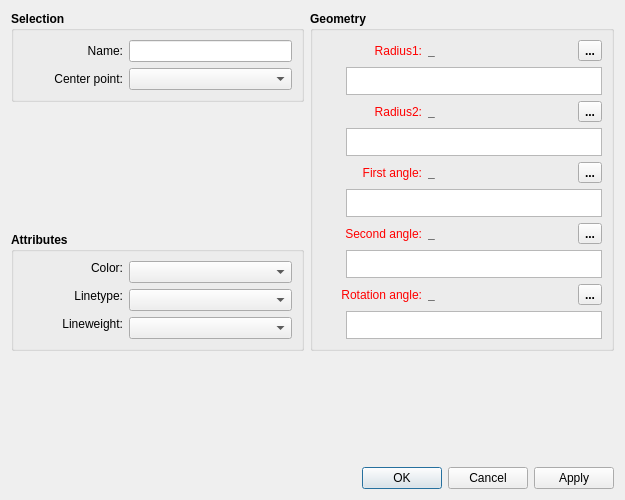
Qt form src/libs/vtools/dialogs/tools/dialogellipticalarc.ui (FashionFreedom/Seamly2D) before a commit.
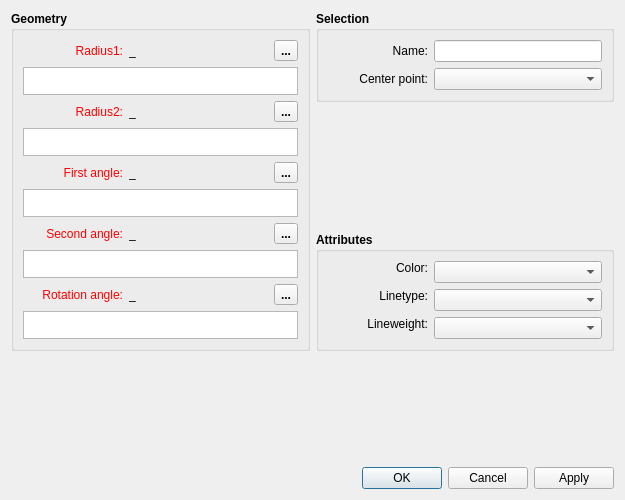
The same form after that commit. Icons and pictures are not drawn. Custom widgets are drawn as their Qt base class.

Patch:
```diff
--- a/src/libs/vtools/dialogs/tools/dialogellipticalarc.ui
+++ b/src/libs/vtools/dialogs/tools/dialogellipticalarc.ui
@@ -23,350 +23,12 @@
    <iconset resource="../../../vmisc/share/resources/icon.qrc">
     <normaloff>:/icon/64x64/icon64x64.png</normaloff>:/icon/64x64/icon64x64.png</iconset>
   </property>
-  <layout class="QVBoxLayout" name="verticalLayout_5">
+  <property name="modal">
+   <bool>true</bool>
+  </property>
+  <layout class="QVBoxLayout" name="verticalLayout">
    <item>
-    <layout class="QHBoxLayout" name="horizontalLayout_2">
-     <item>
-      <layout class="QVBoxLayout" name="verticalLayout_3">
-       <item>
-        <widget class="QGroupBox" name="selection_GroupBox">
-         <property name="sizePolicy">
-          <sizepolicy hsizetype="Expanding" vsizetype="Preferred">
-           <horstretch>0</horstretch>
-           <verstretch>0</verstretch>
-          </sizepolicy>
-         </property>
-         <property name="minimumSize">
-          <size>
-           <width>0</width>
-           <height>80</height>
-          </size>
-         </property>
-         <property name="font">
-          <font>
-           <pointsize>9</pointsize>
-           <bold>true</bold>
-          </font>
-         </property>
-         <property name="title">
-          <string>Selection</string>
-         </property>
-         <layout class="QVBoxLayout" name="verticalLayout">
-          <item>
-           <layout class="QFormLayout" name="formLayout">
-            <property name="labelAlignment">
-             <set>Qt::AlignRight|Qt::AlignTrailing|Qt::AlignVCenter</set>
-            </property>
-            <item row="0" column="0">
-             <widget class="QLabel" name="name_Label">
-              <property name="minimumSize">
-               <size>
-                <width>100</width>
-                <height>0</height>
-               </size>
-              </property>
-              <property name="font">
-               <font>
-                <pointsize>9</pointsize>
-                <bold>false</bold>
-               </font>
-              </property>
-              <property name="text">
-               <string>Name:</string>
-              </property>
-              <property name="alignment">
-               <set>Qt::AlignRight|Qt::AlignTrailing|Qt::AlignVCenter</set>
-              </property>
-             </widget>
-            </item>
-            <item row="0" column="1">
-             <widget class="QLineEdit" name="name_LineEdit">
-              <property name="minimumSize">
-               <size>
-                <width>80</width>
-                <height>0</height>
-               </size>
-              </property>
-              <property name="font">
-               <font>
-                <pointsize>9</pointsize>
-                <bold>false</bold>
-               </font>
-              </property>
-              <property name="readOnly">
-               <bool>true</bool>
-              </property>
-             </widget>
-            </item>
-            <item row="1" column="0">
-             <widget class="QLabel" name="centerPoint_Label">
-              <property name="sizePolicy">
-               <sizepolicy hsizetype="Fixed" vsizetype="Preferred">
-                <horstretch>0</horstretch>
-                <verstretch>0</verstretch>
-               </sizepolicy>
-              </property>
-              <property name="minimumSize">
-               <size>
-                <width>100</width>
-                <height>0</height>
-               </size>
-              </property>
-              <property name="font">
-               <font>
-                <pointsize>9</pointsize>
-                <bold>false</bold>
-               </font>
-              </property>
-              <property name="text">
-               <string>Center point:</string>
-              </property>
-              <property name="alignment">
-               <set>Qt::AlignRight|Qt::AlignTrailing|Qt::AlignVCenter</set>
-              </property>
-             </widget>
-            </item>
-            <item row="1" column="1">
-             <widget class="QComboBox" name="centerPoint_ComboBox">
-              <property name="minimumSize">
-               <size>
-                <width>80</width>
-                <height>0</height>
-               </size>
-              </property>
-              <property name="font">
-               <font>
-                <pointsize>9</pointsize>
-                <bold>false</bold>
-               </font>
-              </property>
-              <property name="toolTip">
-               <string>Select center point of the arc</string>
-              </property>
-             </widget>
-            </item>
-           </layout>
-          </item>
-         </layout>
-        </widget>
-       </item>
-       <item>
-        <spacer name="verticalSpacer_2">
-         <property name="orientation">
-          <enum>Qt::Vertical</enum>
-         </property>
-         <property name="sizeHint" stdset="0">
-          <size>
-           <width>20</width>
-           <height>40</height>
-          </size>
-         </property>
-        </spacer>
-       </item>
-       <item>
-        <widget class="QGroupBox" name="attributes_GroupBox_2">
-         <property name="minimumSize">
-          <size>
-           <width>240</width>
-           <height>0</height>
-          </size>
-         </property>
-         <property name="font">
-          <font>
-           <pointsize>9</pointsize>
-           <bold>true</bold>
-          </font>
-         </property>
-         <property name="title">
-          <string>Attributes</string>
-         </property>
-         <layout class="QVBoxLayout" name="verticalLayout_4">
-          <item>
-           <layout class="QFormLayout" name="formLayout_3">
-            <property name="labelAlignment">
-             <set>Qt::AlignRight|Qt::AlignTrailing|Qt::AlignVCenter</set>
-            </property>
-            <item row="1" column="0">
-             <widget class="QLabel" name="lineType_Label">
-              <property name="sizePolicy">
-               <sizepolicy hsizetype="MinimumExpanding" vsizetype="Fixed">
-                <horstretch>0</horstretch>
-                <verstretch>0</verstretch>
-               </sizepolicy>
-              </property>
-              <property name="minimumSize">
-               <size>
-                <width>100</width>
-                <height>0</height>
-               </size>
-              </property>
-              <property name="maximumSize">
-               <size>
-                <width>16777215</width>
-                <height>16777215</height>
-               </size>
-              </property>
-              <property name="font">
-               <font>
-                <pointsize>9</pointsize>
-                <bold>false</bold>
-               </font>
-              </property>
-              <property name="text">
-               <string>Linetype:</string>
-              </property>
-              <property name="alignment">
-               <set>Qt::AlignRight|Qt::AlignTrailing|Qt::AlignVCenter</set>
-              </property>
-             </widget>
-            </item>
-            <item row="1" column="1">
-             <widget class="LineTypeComboBox" name="lineType_ComboBox">
-              <property name="sizePolicy">
-               <sizepolicy hsizetype="Expanding" vsizetype="Fixed">
-                <horstretch>0</horstretch>
-                <verstretch>0</verstretch>
-               </sizepolicy>
-              </property>
-              <property name="minimumSize">
-               <size>
-                <width>80</width>
-                <height>0</height>
-               </size>
-              </property>
-              <property name="maximumSize">
-               <size>
-                <width>16777215</width>
-                <height>16777215</height>
-               </size>
-              </property>
-              <property name="font">
-               <font>
-                <pointsize>9</pointsize>
-                <bold>false</bold>
-               </font>
-              </property>
-             </widget>
-            </item>
-            <item row="2" column="0">
-             <widget class="QLabel" name="lineWeight_Label">
-              <property name="sizePolicy">
-               <sizepolicy hsizetype="MinimumExpanding" vsizetype="Fixed">
-                <horstretch>0</horstretch>
-                <verstretch>0</verstretch>
-               </sizepolicy>
-              </property>
-              <property name="minimumSize">
-               <size>
-                <width>100</width>
-                <height>0</height>
-               </size>
-              </property>
-              <property name="maximumSize">
-               <size>
-                <width>16777215</width>
-                <height>16777215</height>
-               </size>
-              </property>
-              <property name="font">
-               <font>
-                <pointsize>9</pointsize>
-                <bold>false</bold>
-               </font>
-              </property>
-              <property name="text">
-               <string>Lineweight:</string>
-              </property>
-              <property name="alignment">
-               <set>Qt::AlignRight|Qt::AlignTrailing|Qt::AlignVCenter</set>
-              </property>
-             </widget>
-            </item>
-            <item row="2" column="1">
-             <widget class="LineWeightComboBox" name="lineWeight_ComboBox">
-              <property name="sizePolicy">
-               <sizepolicy hsizetype="Expanding" vsizetype="Fixed">
-                <horstretch>0</horstretch>
-                <verstretch>0</verstretch>
-               </sizepolicy>
-              </property>
-              <property name="minimumSize">
-               <size>
-                <width>80</width>
-                <height>0</height>
-               </size>
-              </property>
-              <property name="font">
-               <font>
-                <pointsize>9</pointsize>
-                <bold>false</bold>
-               </font>
-              </property>
-             </widget>
-            </item>
-            <item row="0" column="0">
-             <widget class="QLabel" name="lineColor_Label">
-              <property name="sizePolicy">
-               <sizepolicy hsizetype="MinimumExpanding" vsizetype="Fixed">
-                <horstretch>0</horstretch>
-                <verstretch>0</verstretch>
-               </sizepolicy>
-              </property>
-              <property name="minimumSize">
-               <size>
-                <width>100</width>
-                <height>0</height>
-               </size>
-              </property>
-              <property name="maximumSize">
-               <size>
-                <width>16777215</width>
-                <height>16777215</height>
-               </size>
-              </property>
-              <property name="font">
-               <font>
-                <pointsize>9</pointsize>
-                <bold>false</bold>
-               </font>
-              </property>
-              <property name="text">
-               <string>Color:</string>
-              </property>
-              <property name="alignment">
-               <set>Qt::AlignRight|Qt::AlignTrailing|Qt::AlignVCenter</set>
-              </property>
-             </widget>
-            </item>
-            <item row="0" column="1">
-             <widget class="ColorComboBox" name="lineColor_ComboBox">
-              <property name="sizePolicy">
-               <sizepolicy hsizetype="Expanding" vsizetype="Fixed">
-                <horstretch>0</horstretch>
-                <verstretch>0</verstretch>
-               </sizepolicy>
-              </property>
-              <property name="minimumSize">
-               <size>
-                <width>80</width>
-                <height>0</height>
-               </size>
-              </property>
-              <property name="font">
-               <font>
-                <pointsize>9</pointsize>
-                <bold>false</bold>
-               </font>
-              </property>
-             </widget>
-            </item>
-           </layout>
-          </item>
-         </layout>
-        </widget>
-       </item>
-      </layout>
-     </item>
+    <layout class="QHBoxLayout" name="horizontalLayout">
      <item>
       <widget class="QGroupBox" name="geometry_GroupBox">
        <property name="sizePolicy">
@@ -466,6 +128,12 @@
               <height>0</height>
              </size>
             </property>
+            <property name="font">
+             <font>
+              <pointsize>9</pointsize>
+              <bold>false</bold>
+             </font>
+            </property>
             <property name="toolTip">
              <string>Value</string>
             </property>
@@ -510,71 +178,32 @@
          </layout>
         </item>
         <item>
-         <layout class="QHBoxLayout" name="horizontalLayout_9">
-          <property name="topMargin">
-           <number>0</number>
+         <widget class="ExpandingTextEdit" name="plainTextEditRadius1">
+          <property name="sizePolicy">
+           <sizepolicy hsizetype="Expanding" vsizetype="Preferred">
+            <horstretch>0</horstretch>
+            <verstretch>0</verstretch>
+           </sizepolicy>
           </property>
-          <property name="bottomMargin">
-           <number>0</number>
+          <property name="maximumSize">
+           <size>
+            <width>16777215</width>
+            <height>28</height>
+           </size>
           </property>
-          <item>
-           <widget class="QPushButton" name="radius1_PushButton">
-            <property name="maximumSize">
-             <size>
-              <width>18</width>
-              <height>18</height>
-             </size>
-            </property>
-            <property name="sizeIncrement">
-             <size>
-              <width>0</width>
-              <height>0</height>
-             </size>
-            </property>
-            <property name="toolTip">
-             <string>&lt;html&gt;&lt;head/&gt;&lt;body&gt;&lt;p&gt;Show full calculation in message box&lt;/p&gt;&lt;/body&gt;&lt;/html&gt;</string>
-            </property>
-            <property name="text">
-             <string notr="true"/>
-            </property>
-            <property name="icon">
-             <iconset theme="go-down">
-              <normaloff>.</normaloff>.</iconset>
-            </property>
-            <property name="iconSize">
-             <size>
-              <width>16</width>
-              <height>16</height>
-             </size>
-            </property>
-            <property name="flat">
-             <bool>true</bool>
-            </property>
-           </widget>
-          </item>
-          <item>
-           <widget class="QPlainTextEdit" name="plainTextEditRadius1">
-            <property name="sizePolicy">
-             <sizepolicy hsizetype="Expanding" vsizetype="Preferred">
-              <horstretch>0</horstretch>
-              <verstretch>0</verstretch>
-             </sizepolicy>
-            </property>
-            <property name="maximumSize">
-             <size>
-              <width>16777215</width>
-              <height>28</height>
-             </size>
-            </property>
-            <property name="toolTip">
-             <string>Calulation</string>
-            </property>
-            <property name="tabChangesFocus">
-             <bool>true</bool>
-            </property>
-           </widget>
-          </item>
-         </layout>
+          <property name="font">
+           <font>
+            <pointsize>9</pointsize>
+            <bold>false</bold>
+           </font>
+          </property>
+          <property name="toolTip">
+           <string>Calulation</string>
+          </property>
+          <property name="tabChangesFocus">
+           <bool>true</bool>
+          </property>
+         </widget>
         </item>
         <item>
          <layout class="QHBoxLayout" name="horizontalLayout_17">
@@ -657,6 +286,12 @@
               <height>0</height>
              </size>
             </property>
+            <property name="font">
+             <font>
+              <pointsize>9</pointsize>
+              <bold>false</bold>
+             </font>
+            </property>
             <property name="toolTip">
              <string>Value</string>
             </property>
@@ -701,71 +336,32 @@
          </layout>
         </item>
         <item>
-         <layout class="QHBoxLayout" name="horizontalLayout_16">
-          <property name="topMargin">
-           <number>0</number>
+         <widget class="ExpandingTextEdit" name="plainTextEditRadius2">
+          <property name="sizePolicy">
+           <sizepolicy hsizetype="Expanding" vsizetype="Preferred">
+            <horstretch>0</horstretch>
+            <verstretch>0</verstretch>
+           </sizepolicy>
           </property>
-          <property name="bottomMargin">
-           <number>0</number>
+          <property name="maximumSize">
+           <size>
+            <width>16777215</width>
+            <height>28</height>
+           </size>
           </property>
-          <item>
-           <widget class="QPushButton" name="radius2_PushButton">
-            <property name="maximumSize">
-             <size>
-              <width>18</width>
-              <height>18</height>
-             </size>
-            </property>
-            <property name="sizeIncrement">
-             <size>
-              <width>0</width>
-              <height>0</height>
-             </size>
-            </property>
-            <property name="toolTip">
-             <string>&lt;html&gt;&lt;head/&gt;&lt;body&gt;&lt;p&gt;Show full calculation in message box&lt;/p&gt;&lt;/body&gt;&lt;/html&gt;</string>
-            </property>
-            <property name="text">
-             <string notr="true"/>
-            </property>
-            <property name="icon">
-             <iconset theme="go-down">
-              <normaloff>.</normaloff>.</iconset>
-            </property>
-            <property name="iconSize">
-             <size>
-              <width>16</width>
-              <height>16</height>
-             </size>
-            </property>
-            <property name="flat">
-             <bool>true</bool>
-            </property>
-           </widget>
-          </item>
-          <item>
-           <widget class="QPlainTextEdit" name="plainTextEditRadius2">
-            <property name="sizePolicy">
-             <sizepolicy hsizetype="Expanding" vsizetype="Preferred">
-              <horstretch>0</horstretch>
-              <verstretch>0</verstretch>
-             </sizepolicy>
-            </property>
-            <property name="maximumSize">
-             <size>
-              <width>16777215</width>
-              <height>28</height>
-             </size>
-            </property>
-            <property name="toolTip">
-             <string>Calulation</string>
-            </property>
-            <property name="tabChangesFocus">
-             <bool>true</bool>
-            </property>
-           </widget>
-          </item>
-         </layout>
+          <property name="font">
+           <font>
+            <pointsize>9</pointsize>
+            <bold>false</bold>
+           </font>
+          </property>
+          <property name="toolTip">
+           <string>Calulation</string>
+          </property>
+          <property name="tabChangesFocus">
+           <bool>true</bool>
+          </property>
+         </widget>
         </item>
         <item>
          <layout class="QHBoxLayout" name="horizontalLayout_10">
@@ -848,6 +444,12 @@
               <height>0</height>
              </size>
             </property>
+            <property name="font">
+             <font>
+              <pointsize>9</pointsize>
+              <bold>false</bold>
+             </font>
+            </property>
             <property name="toolTip">
              <string>Value</string>
             </property>
@@ -892,68 +494,29 @@
          </layout>
         </item>
         <item>
-         <layout class="QHBoxLayout" name="horizontalLayout_11">
-          <property name="topMargin">
-           <number>0</number>
+         <widget class="ExpandingTextEdit" name="plainTextEditF1">
+          <property name="sizePolicy">
+           <sizepolicy hsizetype="Expanding" vsizetype="Preferred">
+            <horstretch>0</horstretch>
+            <verstretch>0</verstretch>
+           </sizepolicy>
           </property>
-          <property name="bottomMargin">
-           <number>0</number>
+          <property name="maximumSize">
+           <size>
+            <width>16777215</width>
+            <height>28</height>
+           </size>
           </property>
-          <item>
-           <widget class="QPushButton" name="angle1_PushButton">
-            <property name="maximumSize">
-             <size>
-              <width>18</width>
-              <height>18</height>
-             </size>
-            </property>
-            <property name="sizeIncrement">
-             <size>
-              <width>0</width>
-              <height>0</height>
-             </size>
-            </property>
-            <property name="toolTip">
-             <string>&lt;html&gt;&lt;head/&gt;&lt;body&gt;&lt;p&gt;Show full calculation in message box&lt;/p&gt;&lt;/body&gt;&lt;/html&gt;</string>
-            </property>
-            <property name="text">
-             <string notr="true"/>
-            </property>
-            <property name="icon">
-             <iconset theme="go-down">
-              <normaloff>.</normaloff>.</iconset>
-            </property>
-            <property name="iconSize">
-             <size>
-              <width>16</width>
-              <height>16</height>
-             </size>
-            </property>
-            <property name="flat">
-             <bool>true</bool>
-            </property>
-           </widget>
-          </item>
-          <item>
-           <widget class="QPlainTextEdit" name="plainTextEditF1">
-            <property name="sizePolicy">
-             <sizepolicy hsizetype="Expanding" vsizetype="Preferred">
-              <horstretch>0</horstretch>
-              <verstretch>0</verstretch>
-             </sizepolicy>
-            </property>
-            <property name="maximumSize">
-             <size>
-              <width>16777215</width>
-              <height>28</height>
-             </size>
-            </property>
-            <property name="tabChangesFocus">
-             <bool>true</bool>
-            </property>
-           </widget>
-          </item>
-         </layout>
+          <property name="font">
+           <font>
+            <pointsize>9</pointsize>
+            <bold>false</bold>
+           </font>
+          </property>
+          <property name="tabChangesFocus">
+           <bool>true</bool>
+          </property>
+         </widget>
         </item>
         <item>
          <layout class="QHBoxLayout" name="horizontalLayout_12">
@@ -1036,6 +599,12 @@
               <height>0</height>
              </size>
             </property>
+            <property name="font">
+             <font>
+              <pointsize>9</pointsize>
+              <bold>false</bold>
+             </font>
+            </property>
             <property name="toolTip">
              <string>Value</string>
             </property>
@@ -1080,68 +649,29 @@
          </layout>
         </item>
         <item>
-         <layout class="QHBoxLayout" name="horizontalLayout_13">
-          <property name="topMargin">
-           <number>0</number>
+         <widget class="ExpandingTextEdit" name="plainTextEditF2">
+          <property name="sizePolicy">
+           <sizepolicy hsizetype="Expanding" vsizetype="Preferred">
+            <horstretch>0</horstretch>
+            <verstretch>0</verstretch>
+           </sizepolicy>
           </property>
-          <property name="bottomMargin">
-           <number>0</number>
+          <property name="maximumSize">
+           <size>
+            <width>16777215</width>
+            <height>28</height>
+           </size>
           </property>
-          <item>
-           <widget class="QPushButton" name="angle2_PushButton">
-            <property name="maximumSize">
-             <size>
-              <width>18</width>
-              <height>18</height>
-             </size>
-            </property>
-            <property name="sizeIncrement">
-             <size>
-              <width>0</width>
-              <height>0</height>
-             </size>
-            </property>
-            <property name="toolTip">
-             <string>&lt;html&gt;&lt;head/&gt;&lt;body&gt;&lt;p&gt;Show full calculation in message box&lt;/p&gt;&lt;/body&gt;&lt;/html&gt;</string>
-            </property>
-            <property name="text">
-             <string notr="true"/>
-            </property>
-            <property name="icon">
-             <iconset theme="go-down">
-              <normaloff>.</normaloff>.</iconset>
-            </property>
-            <property name="iconSize">
-             <size>
-              <width>16</width>
-              <height>16</height>
-             </size>
-            </property>
-            <property name="flat">
-             <bool>true</bool>
-            </property>
-           </widget>
-          </item>
-          <item>
-           <widget class="QPlainTextEdit" name="plainTextEditF2">
-            <property name="sizePolicy">
-             <sizepolicy hsizetype="Expanding" vsizetype="Preferred">
-              <horstretch>0</horstretch>
-              <verstretch>0</verstretch>
-             </sizepolicy>
-            </property>
-            <property name="maximumSize">
-             <size>
-              <width>16777215</width>
-              <height>28</height>
-             </size>
-            </property>
-            <property name="tabChangesFocus">
-             <bool>true</bool>
-            </property>
-           </widget>
-          </item>
-         </layout>
+          <property name="font">
+           <font>
+            <pointsize>9</pointsize>
+            <bold>false</bold>
+           </font>
+          </property>
+          <property name="tabChangesFocus">
+           <bool>true</bool>
+          </property>
+         </widget>
         </item>
         <item>
          <layout class="QHBoxLayout" name="horizontalLayout_14">
@@ -1224,6 +754,12 @@
               <height>0</height>
              </size>
             </property>
+            <property name="font">
+             <font>
+              <pointsize>9</pointsize>
+              <bold>false</bold>
+             </font>
+            </property>
             <property name="toolTip">
              <string>Value</string>
             </property>
@@ -1268,72 +804,363 @@
          </layout>
         </item>
         <item>
-         <layout class="QHBoxLayout" name="horizontalLayout_15">
-          <property name="topMargin">
-           <number>0</number>
+         <widget class="ExpandingTextEdit" name="plainTextEditRotationAngle">
+          <property name="sizePolicy">
+           <sizepolicy hsizetype="Expanding" vsizetype="Preferred">
+            <horstretch>0</horstretch>
+            <verstretch>0</verstretch>
+           </sizepolicy>
           </property>
-          <property name="bottomMargin">
-           <number>0</number>
+          <property name="maximumSize">
+           <size>
+            <width>16777215</width>
+            <height>28</height>
+           </size>
           </property>
-          <item>
-           <widget class="QPushButton" name="rotation_PushButton">
-            <property name="maximumSize">
-             <size>
-              <width>18</width>
-              <height>18</height>
-             </size>
-            </property>
-            <property name="sizeIncrement">
-             <size>
-              <width>0</width>
-              <height>0</height>
-             </size>
-            </property>
-            <property name="toolTip">
-             <string>&lt;html&gt;&lt;head/&gt;&lt;body&gt;&lt;p&gt;Show full calculation in message box&lt;/p&gt;&lt;/body&gt;&lt;/html&gt;</string>
-            </property>
-            <property name="text">
-             <string notr="true"/>
-            </property>
-            <property name="icon">
-             <iconset theme="go-down">
-              <normaloff>.</normaloff>.</iconset>
-            </property>
-            <property name="iconSize">
-             <size>
-              <width>16</width>
-              <height>16</height>
-             </size>
-            </property>
-            <property name="flat">
-             <bool>true</bool>
-            </property>
-           </widget>
-          </item>
-          <item>
-           <widget class="QPlainTextEdit" name="plainTextEditRotationAngle">
-            <property name="sizePolicy">
-             <sizepolicy hsizetype="Expanding" vsizetype="Preferred">
-              <horstretch>0</horstretch>
-              <verstretch>0</verstretch>
-             </sizepolicy>
-            </property>
-            <property name="maximumSize">
-             <size>
-              <width>16777215</width>
-              <height>28</height>
-             </size>
-            </property>
-            <property name="tabChangesFocus">
-             <bool>true</bool>
-            </property>
-           </widget>
-          </item>
-         </layout>
+          <property name="font">
+           <font>
+            <pointsize>9</pointsize>
+            <bold>false</bold>
+           </font>
+          </property>
+          <property name="tabChangesFocus">
+           <bool>true</bool>
+          </property>
+         </widget>
         </item>
        </layout>
       </widget>
      </item>
+     <item>
+      <layout class="QVBoxLayout" name="verticalLayout_3">
+       <item>
+        <widget class="QGroupBox" name="selection_GroupBox">
+         <property name="sizePolicy">
+          <sizepolicy hsizetype="Expanding" vsizetype="Preferred">
+           <horstretch>0</horstretch>
+           <verstretch>0</verstretch>
+          </sizepolicy>
+         </property>
+         <property name="minimumSize">
+          <size>
+           <width>0</width>
+           <height>80</height>
+          </size>
+         </property>
+         <property name="font">
+          <font>
+           <pointsize>9</pointsize>
+           <bold>true</bold>
+          </font>
+         </property>
+         <property name="title">
+          <string>Selection</string>
+         </property>
+         <layout class="QFormLayout" name="formLayout">
+          <item row="0" column="0">
+           <widget class="QLabel" name="name_Label">
+            <property name="minimumSize">
+             <size>
+              <width>100</width>
+              <height>0</height>
+             </size>
+            </property>
+            <property name="font">
+             <font>
+              <pointsize>9</pointsize>
+              <bold>false</bold>
+             </font>
+            </property>
+            <property name="text">
+             <string>Name:</string>
+            </property>
+            <property name="alignment">
+             <set>Qt::AlignRight|Qt::AlignTrailing|Qt::AlignVCenter</set>
+            </property>
+           </widget>
+          </item>
+          <item row="0" column="1">
+           <widget class="QLineEdit" name="name_LineEdit">
+            <property name="minimumSize">
+             <size>
+              <width>80</width>
+              <height>0</height>
+             </size>
+            </property>
+            <property name="font">
+             <font>
+              <pointsize>9</pointsize>
+              <bold>false</bold>
+             </font>
+            </property>
+            <property name="focusPolicy">
+             <enum>Qt::NoFocus</enum>
+            </property>
+            <property name="readOnly">
+             <bool>true</bool>
+            </property>
+           </widget>
+          </item>
+          <item row="1" column="0">
+           <widget class="QLabel" name="centerPoint_Label">
+            <property name="sizePolicy">
+             <sizepolicy hsizetype="Fixed" vsizetype="Preferred">
+              <horstretch>0</horstretch>
+              <verstretch>0</verstretch>
+             </sizepolicy>
+            </property>
+            <property name="minimumSize">
+             <size>
+              <width>100</width>
+              <height>0</height>
+             </size>
+            </property>
+            <property name="font">
+             <font>
+              <pointsize>9</pointsize>
+              <bold>false</bold>
+             </font>
+            </property>
+            <property name="text">
+             <string>Center point:</string>
+            </property>
+            <property name="alignment">
+             <set>Qt::AlignRight|Qt::AlignTrailing|Qt::AlignVCenter</set>
+            </property>
+           </widget>
+          </item>
+          <item row="1" column="1">
+           <widget class="QComboBox" name="centerPoint_ComboBox">
+            <property name="minimumSize">
+             <size>
+              <width>80</width>
+              <height>0</height>
+             </size>
+            </property>
+            <property name="font">
+             <font>
+              <pointsize>9</pointsize>
+              <bold>false</bold>
+             </font>
+            </property>
+            <property name="toolTip">
+             <string>Select center point of the arc</string>
+            </property>
+           </widget>
+          </item>
+         </layout>
+        </widget>
+       </item>
+       <item>
+        <spacer name="verticalSpacer_2">
+         <property name="orientation">
+          <enum>Qt::Vertical</enum>
+         </property>
+         <property name="sizeHint" stdset="0">
+          <size>
+           <width>20</width>
+           <height>40</height>
+          </size>
+         </property>
+        </spacer>
+       </item>
+       <item>
+        <widget class="QGroupBox" name="attributes_GroupBox_2">
+         <property name="minimumSize">
+          <size>
+           <width>240</width>
+           <height>0</height>
+          </size>
+         </property>
+         <property name="font">
+          <font>
+           <pointsize>9</pointsize>
+           <bold>true</bold>
+          </font>
+         </property>
+         <property name="title">
+          <string>Attributes</string>
+         </property>
+         <layout class="QFormLayout" name="formLayout_2">
+          <item row="0" column="0">
+           <widget class="QLabel" name="lineColor_Label">
+            <property name="sizePolicy">
+             <sizepolicy hsizetype="MinimumExpanding" vsizetype="Fixed">
+              <horstretch>0</horstretch>
+              <verstretch>0</verstretch>
+             </sizepolicy>
+            </property>
+            <property name="minimumSize">
+             <size>
+              <width>100</width>
+              <height>0</height>
+             </size>
+            </property>
+            <property name="maximumSize">
+             <size>
+              <width>16777215</width>
+              <height>16777215</height>
+             </size>
+            </property>
+            <property name="font">
+             <font>
+              <pointsize>9</pointsize>
+              <bold>false</bold>
+             </font>
+            </property>
+            <property name="text">
+             <string>Color:</string>
+            </property>
+            <property name="alignment">
+             <set>Qt::AlignRight|Qt::AlignTrailing|Qt::AlignVCenter</set>
+            </property>
+           </widget>
+          </item>
+          <item row="0" column="1">
+           <widget class="ColorComboBox" name="lineColor_ComboBox">
+            <property name="sizePolicy">
+             <sizepolicy hsizetype="Expanding" vsizetype="Fixed">
+              <horstretch>0</horstretch>
+              <verstretch>0</verstretch>
+             </sizepolicy>
+            </property>
+            <property name="minimumSize">
+             <size>
+              <width>80</width>
+              <height>0</height>
+             </size>
+            </property>
+            <property name="font">
+             <font>
+              <pointsize>9</pointsize>
+              <bold>false</bold>
+             </font>
+            </property>
+           </widget>
+          </item>
+          <item row="1" column="0">
+           <widget class="QLabel" name="lineType_Label">
+            <property name="sizePolicy">
+             <sizepolicy hsizetype="MinimumExpanding" vsizetype="Fixed">
+              <horstretch>0</horstretch>
+              <verstretch>0</verstretch>
+             </sizepolicy>
+            </property>
+            <property name="minimumSize">
+             <size>
+              <width>100</width>
+              <height>0</height>
+             </size>
+            </property>
+            <property name="maximumSize">
+             <size>
+              <width>16777215</width>
+              <height>16777215</height>
+             </size>
+            </property>
+            <property name="font">
+             <font>
+              <pointsize>9</pointsize>
+              <bold>false</bold>
+             </font>
+            </property>
+            <property name="text">
+             <string>Linetype:</string>
+            </property>
+            <property name="alignment">
+             <set>Qt::AlignRight|Qt::AlignTrailing|Qt::AlignVCenter</set>
+            </property>
+           </widget>
+          </item>
+          <item row="1" column="1">
+           <widget class="LineTypeComboBox" name="lineType_ComboBox">
+            <property name="sizePolicy">
+             <sizepolicy hsizetype="Expanding" vsizetype="Fixed">
+              <horstretch>0</horstretch>
+              <verstretch>0</verstretch>
+             </sizepolicy>
+            </property>
+            <property name="minimumSize">
+             <size>
+              <width>80</width>
+              <height>0</height>
+             </size>
+            </property>
+            <property name="maximumSize">
+             <size>
+              <width>16777215</width>
+              <height>16777215</height>
+             </size>
+            </property>
+            <property name="font">
+             <font>
+              <pointsize>9</pointsize>
+              <bold>false</bold>
+             </font>
+            </property>
+           </widget>
+          </item>
+          <item row="2" column="0">
+           <widget class="QLabel" name="lineWeight_Label">
+            <property name="sizePolicy">
+             <sizepolicy hsizetype="MinimumExpanding" vsizetype="Fixed">
+              <horstretch>0</horstretch>
+              <verstretch>0</verstretch>
+             </sizepolicy>
+            </property>
+            <property name="minimumSize">
+             <size>
+              <width>100</width>
+              <height>0</height>
+             </size>
+            </property>
+            <property name="maximumSize">
+             <size>
+              <width>16777215</width>
+              <height>16777215</height>
+             </size>
+            </property>
+            <property name="font">
+             <font>
+              <pointsize>9</pointsize>
+              <bold>false</bold>
+             </font>
+            </property>
+            <property name="text">
+             <string>Lineweight:</string>
+            </property>
+            <property name="alignment">
+             <set>Qt::AlignRight|Qt::AlignTrailing|Qt::AlignVCenter</set>
+            </property>
+           </widget>
+          </item>
+          <item row="2" column="1">
+           <widget class="LineWeightComboBox" name="lineWeight_ComboBox">
+            <property name="sizePolicy">
+             <sizepolicy hsizetype="Expanding" vsizetype="Fixed">
+              <horstretch>0</horstretch>
+              <verstretch>0</verstretch>
+             </sizepolicy>
+            </property>
+            <property name="minimumSize">
+             <size>
+              <width>80</width>
+              <height>0</height>
+             </size>
+            </property>
+            <property name="font">
+             <font>
+              <pointsize>9</pointsize>
+              <bold>false</bold>
+             </font>
+            </property>
+           </widget>
+          </item>
+         </layout>
+        </widget>
+       </item>
+      </layout>
+     </item>
     </layout>
    </item>
    <item>
@@ -1377,6 +1204,11 @@
    <extends>QComboBox</extends>
    <header location="global">lineweight_combobox.h</header>
   </customwidget>
+  <customwidget>
+   <class>ExpandingTextEdit</class>
+   <extends>QPlainTextEdit</extends>
+   <header>expandingtextedit.h</header>
+  </customwidget>
  </customwidgets>
  <resources>
   <include location="../../../vmisc/share/resources/icon.qrc"/>
```
Left out of the diff: 16 changed lines with no effect on the pictures.
